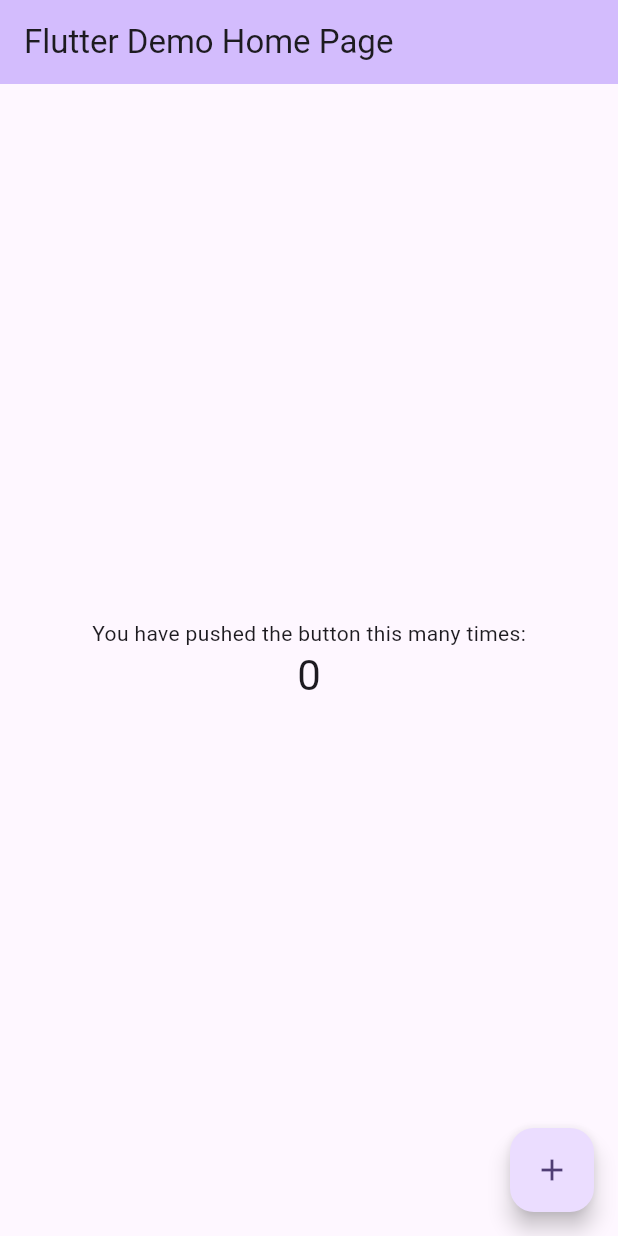
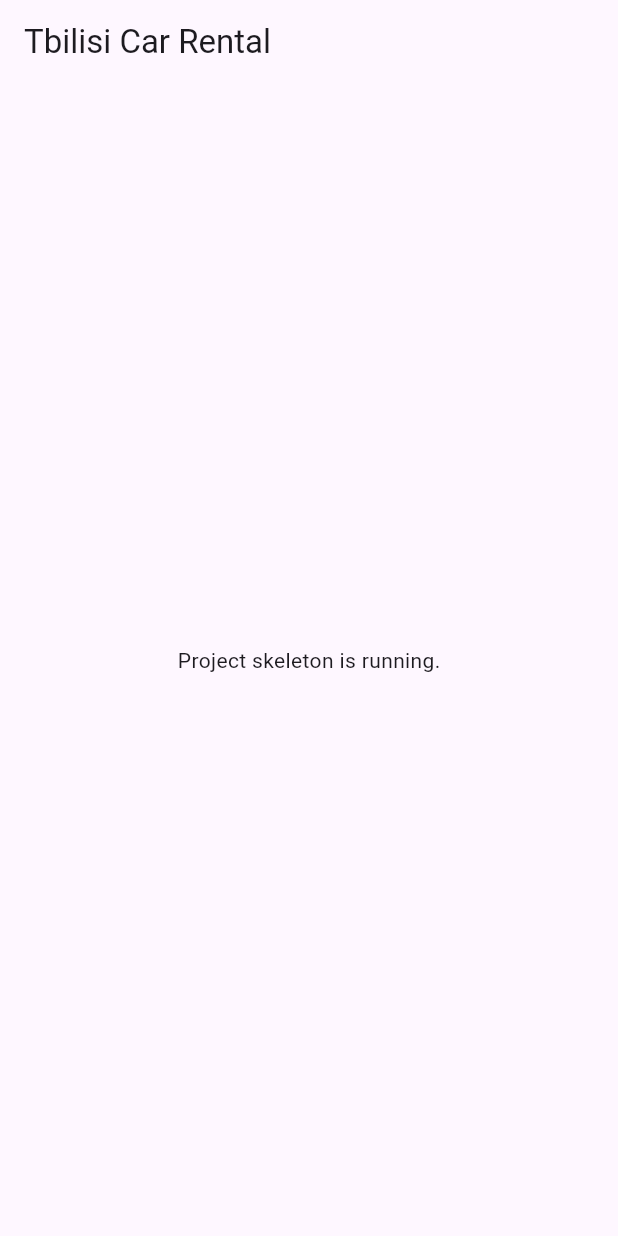
Before and after one commit to LukaMeletidi/tbilisi-car-rental, a Flutter app: the screen it shows after launch, on a phone screen of 412 x 824 dp. Run offline on Flutter 3.47's test engine with Material 3 defaults, Android fonts, the phone set to English and light mode, and no system bars; our stand-ins replace firebase_core, flutter_riverpod, go_router; accounts and stored records are empty.

Commit message:
Add app skeleton
Co-Authored-By: Claude Opus 5.5 <noreply@anthropic.com>

```diff
--- /dev/null
+++ b/lib/core/router/app_router.dart
@@ -0,0 +1,23 @@
+import 'package:flutter_riverpod/flutter_riverpod.dart';
+import 'package:go_router/go_router.dart';
+
+import 'package:tbilisi_car_rental/core/widgets/placeholder_home_page.dart';
+
+/// Route paths in one place, so screens never hard-code URL strings.
+abstract final class AppRoutes {
+  static const home = '/';
+}
+
+final appRouterProvider = Provider<GoRouter>((ref) {
+  final router = GoRouter(
+    initialLocation: AppRoutes.home,
+    routes: [
+      GoRoute(
+        path: AppRoutes.home,
+        builder: (context, state) => const PlaceholderHomePage(),
+      ),
+    ],
+  );
+  ref.onDispose(router.dispose);
+  return router;
+});
--- /dev/null
+++ b/lib/core/widgets/placeholder_home_page.dart
@@ -0,0 +1,14 @@
+import 'package:flutter/material.dart';
+
+/// Temporary home screen. Replaced by the public catalog in Phase 1.
+class PlaceholderHomePage extends StatelessWidget {
+  const PlaceholderHomePage({super.key});
+
+  @override
+  Widget build(BuildContext context) {
+    return Scaffold(
+      appBar: AppBar(title: const Text('Tbilisi Car Rental')),
+      body: const Center(child: Text('Project skeleton is running.')),
+    );
+  }
+}
--- a/lib/main.dart
+++ b/lib/main.dart
@@ -1,122 +1,28 @@
+import 'package:firebase_core/firebase_core.dart';
 import 'package:flutter/material.dart';
+import 'package:flutter_riverpod/flutter_riverpod.dart';
 
-void main() {
-  runApp(const MyApp());
+import 'package:tbilisi_car_rental/core/router/app_router.dart';
+import 'package:tbilisi_car_rental/firebase_options.dart';
+
+Future<void> main() async {
+  // Needed because we call Firebase before runApp().
+  WidgetsFlutterBinding.ensureInitialized();
+  await Firebase.initializeApp(
+    options: DefaultFirebaseOptions.currentPlatform,
+  );
+  runApp(const ProviderScope(child: TbilisiCarRentalApp()));
 }
 
-class MyApp extends StatelessWidget {
-  const MyApp({super.key});
+class TbilisiCarRentalApp extends ConsumerWidget {
+  const TbilisiCarRentalApp({super.key});
 
-  // This widget is the root of your application.
   @override
-  Widget build(BuildContext context) {
-    return MaterialApp(
-      title: 'Flutter Demo',
-      theme: ThemeData(
-        // This is the theme of your application.
-        //
-        // TRY THIS: Try running your application with "flutter run". You'll see
-        // the application has a purple toolbar. Then, without quitting the app,
-        // try changing the seedColor in the colorScheme below to Colors.green
-        // and then invoke "hot reload" (save your changes or press the "hot
-        // reload" button in a Flutter-supported IDE, or press "r" if you used
-        // the command line to start the app).
-        //
-        // Notice that the counter didn't reset back to zero; the application
-        // state is not lost during the reload. To reset the state, use hot
-        // restart instead.
-        //
-        // This works for code too, not just values: Most code changes can be
-        // tested with just a hot reload.
-        colorScheme: .fromSeed(seedColor: Colors.deepPurple),
-      ),
-      home: const MyHomePage(title: 'Flutter Demo Home Page'),
+  Widget build(BuildContext context, WidgetRef ref) {
+    final router = ref.watch(appRouterProvider);
+    return MaterialApp.router(
+      title: 'Tbilisi Car Rental',
+      routerConfig: router,
     );
   }
 }
-
-class MyHomePage extends StatefulWidget {
-  const MyHomePage({super.key, required this.title});
-
-  // This widget is the home page of your application. It is stateful, meaning
-  // that it has a State object (defined below) that contains fields that affect
-  // how it looks.
-
-  // This class is the configuration for the state. It holds the values (in this
-  // case the title) provided by the parent (in this case the App widget) and
-  // used by the build method of the State. Fields in a Widget subclass are
-  // always marked "final".
-
-  final String title;
-
-  @override
-  State<MyHomePage> createState() => _MyHomePageState();
-}
-
-class _MyHomePageState extends State<MyHomePage> {
-  int _counter = 0;
-
-  void _incrementCounter() {
-    setState(() {
-      // This call to setState tells the Flutter framework that something has
-      // changed in this State, which causes it to rerun the build method below
-      // so that the display can reflect the updated values. If we changed
-      // _counter without calling setState(), then the build method would not be
-      // called again, and so nothing would appear to happen.
-      _counter++;
-    });
-  }
-
-  @override
-  Widget build(BuildContext context) {
-    // This method is rerun every time setState is called, for instance as done
-    // by the _incrementCounter method above.
-    //
-    // The Flutter framework has been optimized to make rerunning build methods
-    // fast, so that you can just rebuild anything that needs updating rather
-    // than having to individually change instances of widgets.
-    return Scaffold(
-      appBar: AppBar(
-        // TRY THIS: Try changing the color here to a specific color (to
-        // Colors.amber, perhaps?) and trigger a hot reload to see the AppBar
-        // change color while the other colors stay the same.
-        backgroundColor: Theme.of(context).colorScheme.inversePrimary,
-        // Here we take the value from the MyHomePage object that was created by
-        // the App.build method, and use it to set our appbar title.
-        title: Text(widget.title),
-      ),
-      body: Center(
-        // Center is a layout widget. It takes a single child and positions it
-        // in the middle of the parent.
-        child: Column(
-          // Column is also a layout widget. It takes a list of children and
-          // arranges them vertically. By default, it sizes itself to fit its
-          // children horizontally, and tries to be as tall as its parent.
-          //
-          // Column has various properties to control how it sizes itself and
-          // how it positions its children. Here we use mainAxisAlignment to
-          // center the children vertically; the main axis here is the vertical
-          // axis because Columns are vertical (the cross axis would be
-          // horizontal).
-          //
-          // TRY THIS: Invoke "debug painting" (choose the "Toggle Debug Paint"
-          // action in the IDE, or press "p" in the console), to see the
-          // wireframe for each widget.
-          mainAxisAlignment: .center,
-          children: [
-            const Text('You have pushed the button this many times:'),
-            Text(
-              '$_counter',
-              style: Theme.of(context).textTheme.headlineMedium,
-            ),
-          ],
-        ),
-      ),
-      floatingActionButton: FloatingActionButton(
-        onPressed: _incrementCounter,
-        tooltip: 'Increment',
-        child: const Icon(Icons.add),
-      ),
-    );
-  }
-}
```
Also changed, not shown: 1 other file.
